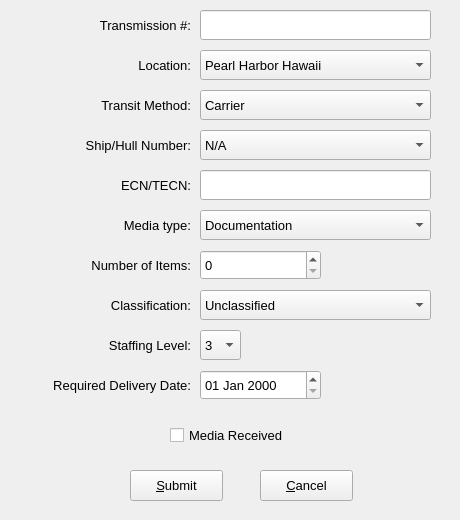
Old version of the form frmEditDelivery.ui in the repository chhimichanga/deliveryqueue.
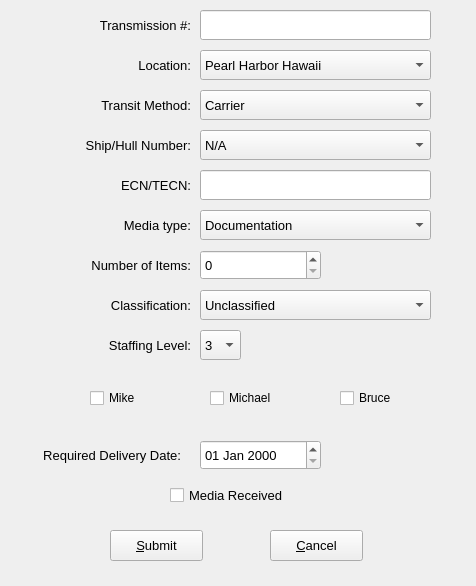
New version of the form.

```diff
--- a/frmEditDelivery.ui
+++ b/frmEditDelivery.ui
@@ -9,8 +9,8 @@
    <rect>
     <x>0</x>
     <y>0</y>
-    <width>460</width>
-    <height>520</height>
+    <width>476</width>
+    <height>586</height>
    </rect>
   </property>
   <property name="windowTitle">
@@ -20,7 +20,7 @@
    <property name="geometry">
     <rect>
      <x>170</x>
-     <y>420</y>
+     <y>480</y>
      <width>141</width>
      <height>30</height>
     </rect>
@@ -37,8 +37,8 @@
   <widget class="QPushButton" name="btnSubmit">
    <property name="geometry">
     <rect>
-     <x>130</x>
-     <y>470</y>
+     <x>110</x>
+     <y>530</y>
      <width>93</width>
      <height>31</height>
     </rect>
@@ -55,8 +55,8 @@
   <widget class="QPushButton" name="btnCancel">
    <property name="geometry">
     <rect>
-     <x>260</x>
-     <y>470</y>
+     <x>270</x>
+     <y>530</y>
      <width>93</width>
      <height>31</height>
     </rect>
@@ -173,8 +173,8 @@
   <widget class="QLabel" name="lblDeliveryDate">
    <property name="geometry">
     <rect>
-     <x>10</x>
-     <y>370</y>
+     <x>0</x>
+     <y>440</y>
      <width>181</width>
      <height>30</height>
     </rect>
@@ -338,7 +338,7 @@
    <property name="geometry">
     <rect>
      <x>200</x>
-     <y>370</y>
+     <y>440</y>
      <width>121</width>
      <height>30</height>
     </rect>
@@ -589,6 +589,45 @@
     <set>Qt::AlignRight|Qt::AlignTrailing|Qt::AlignVCenter</set>
    </property>
   </widget>
+  <widget class="QCheckBox" name="checkBox">
+   <property name="geometry">
+    <rect>
+     <x>90</x>
+     <y>390</y>
+     <width>71</width>
+     <height>16</height>
+    </rect>
+   </property>
+   <property name="text">
+    <string>Mike</string>
+   </property>
+  </widget>
+  <widget class="QCheckBox" name="checkBox_2">
+   <property name="geometry">
+    <rect>
+     <x>210</x>
+     <y>390</y>
+     <width>71</width>
+     <height>16</height>
+    </rect>
+   </property>
+   <property name="text">
+    <string>Michael</string>
+   </property>
+  </widget>
+  <widget class="QCheckBox" name="checkBox_3">
+   <property name="geometry">
+    <rect>
+     <x>340</x>
+     <y>390</y>
+     <width>71</width>
+     <height>16</height>
+    </rect>
+   </property>
+   <property name="text">
+    <string>Bruce</string>
+   </property>
+  </widget>
  </widget>
  <resources/>
  <connections/>
```
